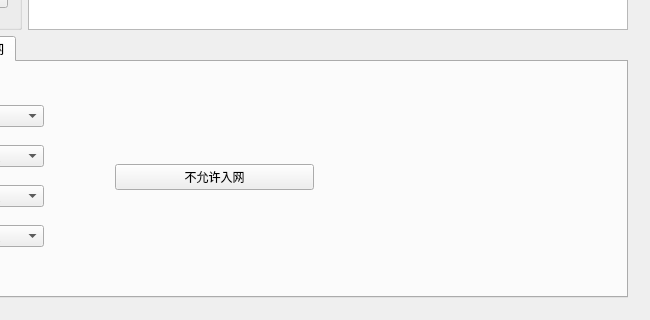
Old version of the form SerialHelper/mainwindow.ui in the repository JonahKing/SerialHelper-QT; both pictures show x 150 to 800 and y 295 to 615 of the 800 by 615 pixel window.
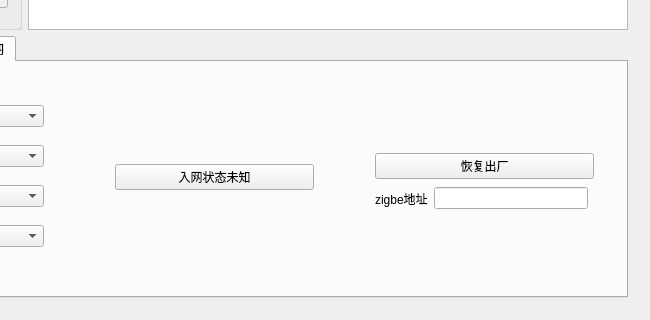
New version of the form. Icons and pictures are not drawn.

Commit message: 增加设备删除功能

```diff
--- a/SerialHelper/mainwindow.ui
+++ b/SerialHelper/mainwindow.ui
@@ -867,7 +867,36 @@
             <item row="0" column="0">
              <widget class="QPushButton" name="AllowJoinNetButton">
               <property name="text">
-               <string>不允许入网</string>
+               <string>入网状态未知</string>
+              </property>
+             </widget>
+            </item>
+           </layout>
+          </widget>
+          <widget class="QWidget" name="gridLayoutWidget_3">
+           <property name="geometry">
+            <rect>
+             <x>490</x>
+             <y>80</y>
+             <width>241</width>
+             <height>81</height>
+            </rect>
+           </property>
+           <layout class="QGridLayout" name="gridLayout_9">
+            <item row="2" column="1" rowspan="2">
+             <widget class="QLineEdit" name="ZigbeeMAC"/>
+            </item>
+            <item row="2" column="0" rowspan="2">
+             <widget class="QLabel" name="label_5">
+              <property name="text">
+               <string>zigbe地址</string>
+              </property>
+             </widget>
+            </item>
+            <item row="0" column="0" rowspan="2" colspan="3">
+             <widget class="QPushButton" name="ResetZigbeebutton">
+              <property name="text">
+               <string>恢复出厂</string>
               </property>
              </widget>
             </item>
```
Left out of the diff: 8 changed lines with no effect on the pictures. The commit also changes 2 other files.
